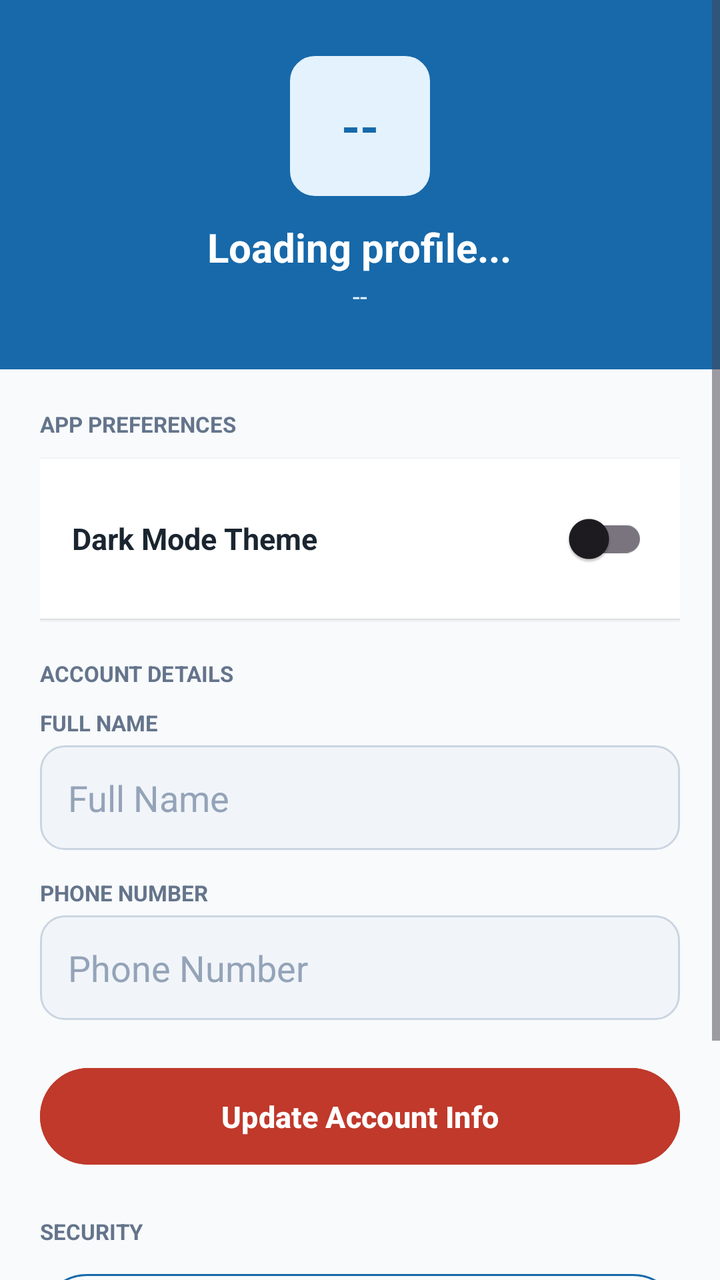
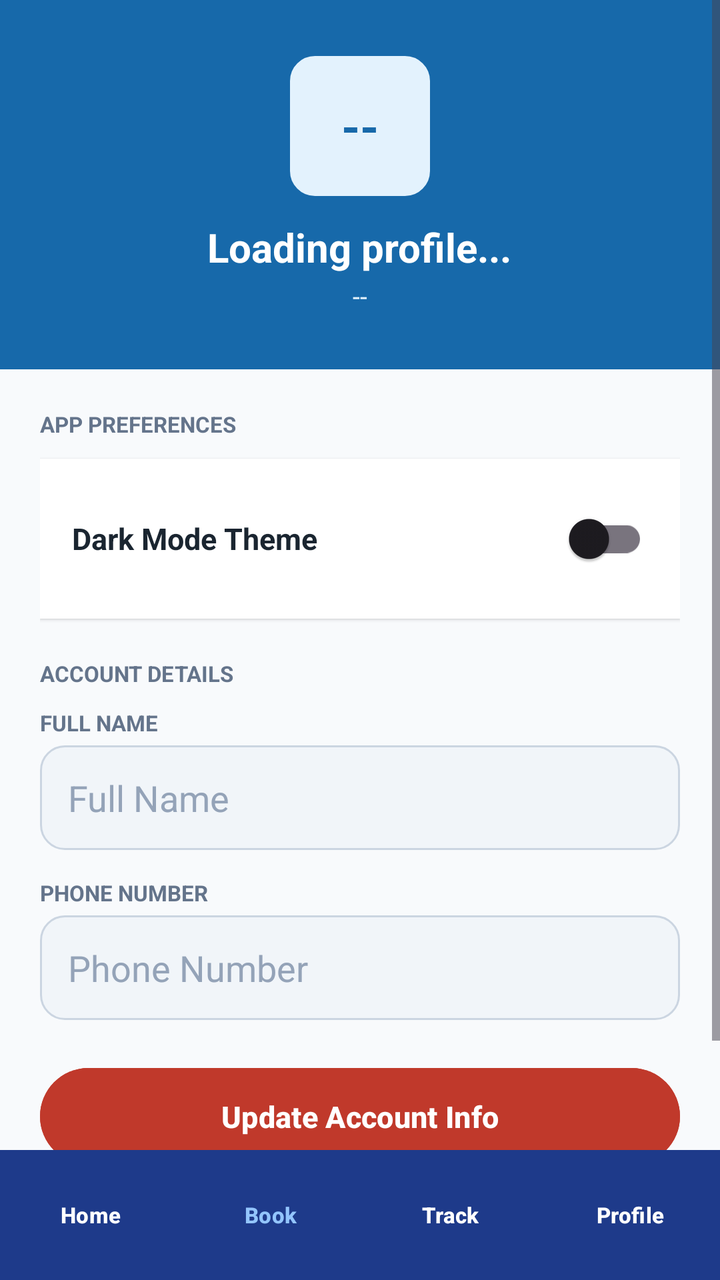

The first picture is an Android layout as it rendered before a commit; the second is the same layout after the commit. The layout source and the unified diff follow.
<!-- AndroidManifest.xml: application theme Theme.Masandaza -->
<!-- res/layout/activity_settings.xml -->
<?xml version="1.0" encoding="utf-8"?>
<ScrollView xmlns:android="http://schemas.android.com/apk/res/android"
    xmlns:app="http://schemas.android.com/apk/res-auto"
    android:layout_width="match_parent"
    android:layout_height="match_parent"
    android:background="@color/brand_bg"
    android:fillViewport="true">

    <LinearLayout
        android:layout_width="match_parent"
        android:layout_height="wrap_content"
        android:orientation="vertical">

        
        <LinearLayout
            android:layout_width="match_parent"
            android:layout_height="wrap_content"
            android:orientation="vertical"
            android:gravity="center"
            android:background="@color/brand_royal_blue"
            android:padding="28dp">

            <TextView
                android:id="@+id/tvSettingsInitials"
                android:layout_width="70dp"
                android:layout_height="70dp"
                android:background="@drawable/bg_rounded_input"
                android:backgroundTint="@color/brand_light_blue"
                android:gravity="center"
                android:text="--"
                android:textColor="@color/brand_royal_blue"
                android:textSize="24sp"
                android:textStyle="bold"
                android:layout_marginBottom="12dp"/>

            <TextView
                android:id="@+id/tvSettingsProfileName"
                android:layout_width="wrap_content"
                android:layout_height="wrap_content"
                android:text="Loading profile..."
                android:textColor="@color/white"
                android:textSize="20sp"
                android:textStyle="bold"/>

            <TextView
                android:id="@+id/tvSettingsProfileEmail"
                android:layout_width="wrap_content"
                android:layout_height="wrap_content"
                android:text="--"
                android:textColor="@color/brand_light_blue"
                android:textSize="13sp"
                android:layout_marginTop="2dp"/>
        </LinearLayout>

        <LinearLayout
            android:layout_width="match_parent"
            android:layout_height="wrap_content"
            android:orientation="vertical"
            android:padding="20dp">

            
            <TextView
                android:layout_width="wrap_content"
                android:layout_height="wrap_content"
                android:text="APP PREFERENCES"
                android:textSize="11sp"
                android:textColor="#64748B"
                android:textStyle="bold"
                android:layout_marginBottom="10dp"/>

            <LinearLayout
                android:layout_width="match_parent"
                android:layout_height="wrap_content"
                android:orientation="horizontal"
                android:gravity="center_vertical"
                android:background="@color/white"
                android:padding="16dp"
                android:elevation="1dp"
                android:layout_marginBottom="20dp">

                <TextView
                    android:layout_width="0dp"
                    android:layout_height="wrap_content"
                    android:layout_weight="1"
                    android:text="Dark Mode Theme"
                    android:textColor="@color/brand_dark_slate"
                    android:textSize="15sp"
                    android:textStyle="bold"/>

                <com.google.android.material.switchmaterial.SwitchMaterial
                    android:id="@+id/switchDarkMode"
                    android:layout_width="wrap_content"
                    android:layout_height="wrap_content"/>
            </LinearLayout>

            
            <TextView
                android:layout_width="wrap_content"
                android:layout_height="wrap_content"
                android:text="ACCOUNT DETAILS"
                android:textSize="11sp"
                android:textColor="#64748B"
                android:textStyle="bold"
                android:layout_marginBottom="10dp"/>

            <TextView
                android:layout_width="wrap_content"
                android:layout_height="wrap_content"
                android:text="FULL NAME"
                android:textSize="11sp"
                android:textColor="#64748B"
                android:textStyle="bold"/>
            <EditText
                android:id="@+id/etSettingsName"
                android:layout_width="match_parent"
                android:layout_height="wrap_content"
                android:hint="Full Name"
                android:textColor="@color/black"
                android:textColorHint="#94A3B8"
                android:padding="14dp"
                android:background="@drawable/bg_rounded_input"
                android:layout_marginTop="4dp"
                android:layout_marginBottom="14dp"/>

            <TextView
                android:layout_width="wrap_content"
                android:layout_height="wrap_content"
                android:text="PHONE NUMBER"
                android:textSize="11sp"
                android:textColor="#64748B"
                android:textStyle="bold"/>
            <EditText
                android:id="@+id/etSettingsPhone"
                android:layout_width="match_parent"
                android:layout_height="wrap_content"
                android:hint="Phone Number"
                android:textColor="@color/black"
                android:textColorHint="#94A3B8"
                android:inputType="phone"
                android:padding="14dp"
                android:background="@drawable/bg_rounded_input"
                android:layout_marginTop="4dp"
                android:layout_marginBottom="20dp"/>

            
            <Button
                android:id="@+id/btnSaveProfile"
                android:layout_width="match_parent"
                android:layout_height="wrap_content"
                android:text="Update Account Info"
                android:textColor="@color/white"
                android:backgroundTint="@color/brand_crimson_red"
                android:padding="14dp"
                android:textSize="15sp"
                android:textStyle="bold"
                android:layout_marginBottom="12dp"/>

            
            <TextView
                android:layout_width="wrap_content"
                android:layout_height="wrap_content"
                android:text="SECURITY"
                android:textSize="11sp"
                android:textColor="#64748B"
                android:textStyle="bold"
                android:layout_marginTop="10dp"
                android:layout_marginBottom="10dp"/>

            <com.google.android.material.button.MaterialButton
                android:id="@+id/btnChangePassword"
                android:layout_width="match_parent"
                android:layout_height="wrap_content"
                android:text="Send Password Reset Email"
                style="?attr/materialButtonOutlinedStyle"
                app:strokeColor="@color/brand_royal_blue"
                android:textColor="@color/brand_royal_blue"
                android:padding="14dp"
                android:layout_marginBottom="24dp"/>

            <com.google.android.material.button.MaterialButton
                android:id="@+id/btnSettingsLogout"
                android:layout_width="match_parent"
                android:layout_height="wrap_content"
                android:text="Log Out"
                android:textColor="@color/brand_crimson_red"
                style="?attr/materialButtonOutlinedStyle"
                app:strokeColor="@color/brand_crimson_red"
                android:padding="14dp"/>

        </LinearLayout>
    </LinearLayout>
</ScrollView>
<!-- resources referenced by this layout -->
<resources>
  <color name="black">#000000</color>
  <color name="brand_bg">#F8FAFC</color>
  <color name="brand_crimson_red">#C0392B</color>
  <color name="brand_dark_slate">#1A2530</color>
  <color name="brand_light_blue">#E3F2FD</color>
  <color name="brand_royal_blue">#1769AA</color>
  <color name="white">#FFFFFF</color>
  <!-- drawable bg_rounded_input (drawable) -->
  <?xml version="1.0" encoding="utf-8"?>
  <shape xmlns:android="http://schemas.android.com/apk/res/android"
      android:shape="rectangle">
      <solid android:color="#F1F5F9" />
      <corners android:radius="12dp" />
      <stroke android:width="1dp" android:color="#CBD5E1" />
  </shape>
  <style name="Theme.Masandaza" parent="Base.Theme.Masandaza" />
  <style name="Base.Theme.Masandaza" parent="Theme.Material3.DayNight.NoActionBar">
          
          
      </style>
</resources>

<!-- the commit's change to res/layout/activity_settings.xml (unified diff, before → after) -->
@@ -1,4 +1,9 @@
 <?xml version="1.0" encoding="utf-8"?>
+<RelativeLayout xmlns:android="http://schemas.android.com/apk/res/android"
+    android:layout_width="match_parent"
+    android:layout_height="match_parent"
+    android:background="#F8FAFC">
+
 <ScrollView xmlns:android="http://schemas.android.com/apk/res/android"
     xmlns:app="http://schemas.android.com/apk/res-auto"
     android:layout_width="match_parent"
@@ -190,3 +195,69 @@
         </LinearLayout>
     </LinearLayout>
 </ScrollView>
+
+    
+    <FrameLayout
+        android:id="@+id/bottomNavContainer"
+        android:layout_width="match_parent"
+        android:layout_height="wrap_content"
+        android:layout_alignParentBottom="true">
+        <include layout="@layout/view_customer_bottom_nav" />
+    </FrameLayout>
+
+</RelativeLayout>
+<!-- res/layout/view_customer_bottom_nav.xml (included above) -->
+<?xml version="1.0" encoding="utf-8"?>
+<LinearLayout xmlns:android="http://schemas.android.com/apk/res/android"
+    android:layout_width="match_parent"
+    android:layout_height="65dp"
+    android:orientation="horizontal"
+    android:background="#1E3A8A"
+    android:elevation="12dp"
+    android:gravity="center_vertical"
+    android:weightSum="4">
+
+    <Button
+        android:id="@+id/navBtnHome"
+        android:layout_width="0dp"
+        android:layout_height="match_parent"
+        android:layout_weight="1"
+        android:text="Home"
+        android:textColor="#FFFFFF"
+        android:textSize="11sp"
+        android:textStyle="bold"
+        android:backgroundTint="@android:color/transparent" />
+
+    <Button
+        android:id="@+id/navBtnBook"
+        android:layout_width="0dp"
+        android:layout_height="match_parent"
+        android:layout_weight="1"
+        android:text="Book"
+        android:textColor="#93C5FD"
+        android:textSize="11sp"
+        android:textStyle="bold"
+        android:backgroundTint="@android:color/transparent" />
+
+    <Button
+        android:id="@+id/navBtnTrack"
+        android:layout_width="0dp"
+        android:layout_height="match_parent"
+        android:layout_weight="1"
+        android:text="Track"
+        android:textColor="#FFFFFF"
+        android:textSize="11sp"
+        android:textStyle="bold"
+        android:backgroundTint="@android:color/transparent" />
+
+    <Button
+        android:id="@+id/navBtnProfile"
+        android:layout_width="0dp"
+        android:layout_height="match_parent"
+        android:layout_weight="1"
+        android:text="Profile"
+        android:textColor="#FFFFFF"
+        android:textSize="11sp"
+        android:textStyle="bold"
+        android:backgroundTint="@android:color/transparent" />
+</LinearLayout>
